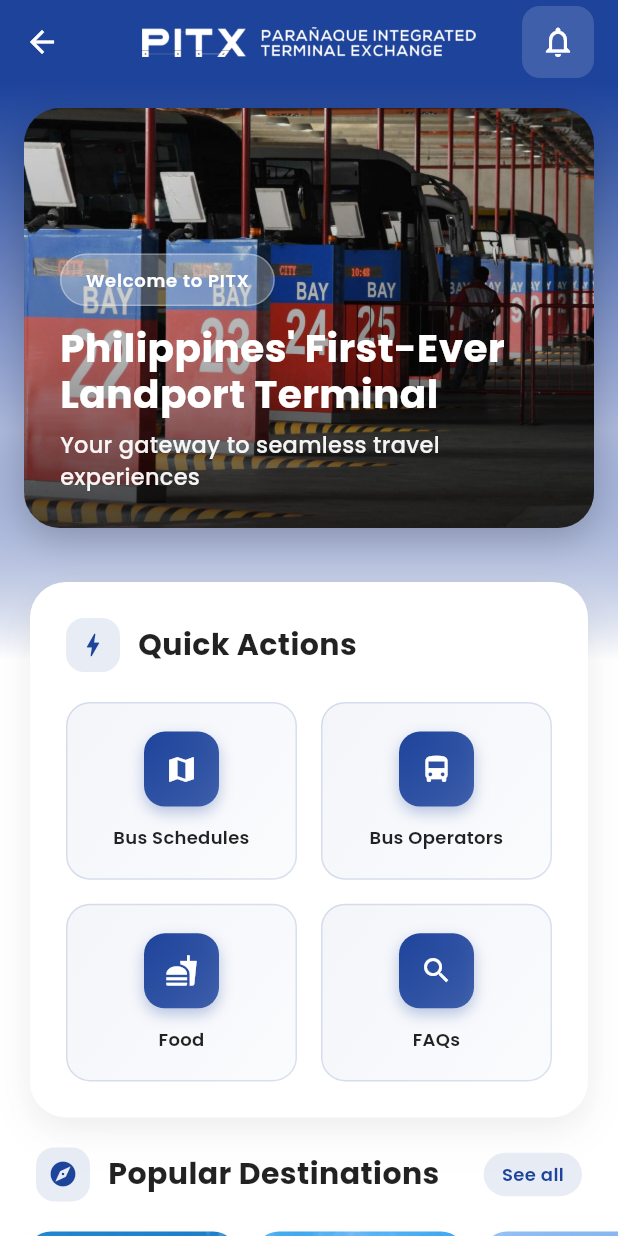
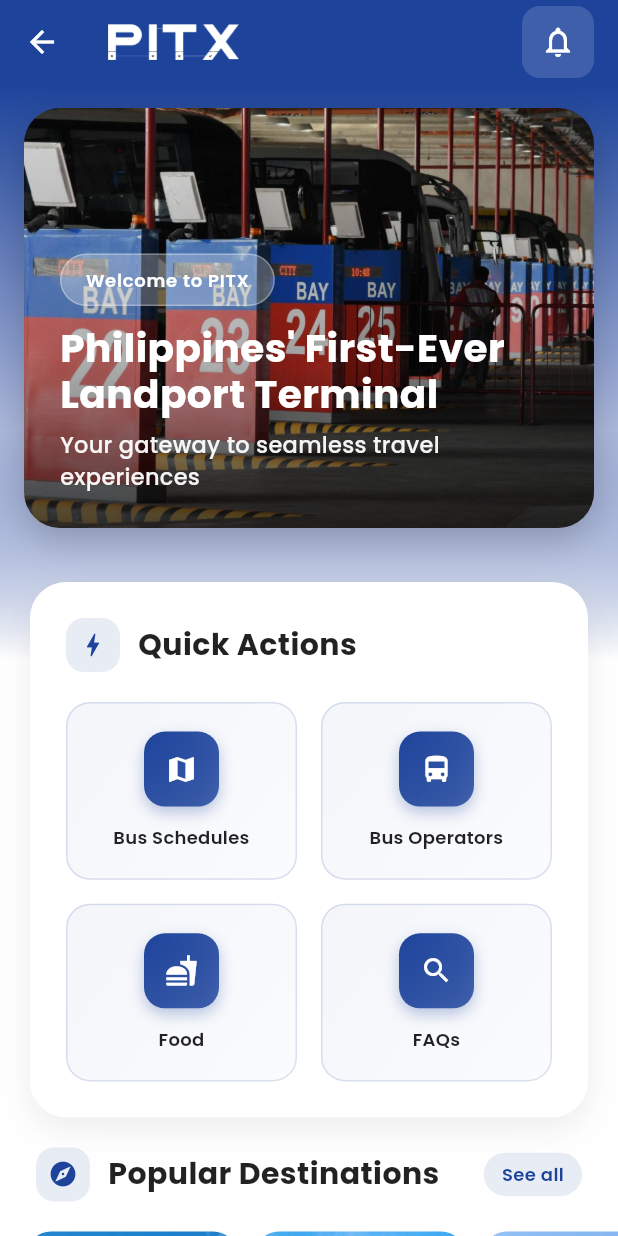
Before and after one commit to pitxitojt/pitx-app, a Flutter app: the Home screen opened directly, on a phone screen of 412 x 824 dp. Run offline on Flutter 3.47's test engine with Material 3 defaults, Android fonts, the phone set to English and light mode, and no system bars; our stand-ins replace google_fonts.

Commit message:
update logo navbar

```diff
--- a/lib/pages/Home.dart
+++ b/lib/pages/Home.dart
@@ -145,7 +145,7 @@ class _HomeState extends State<Home> {
     return Scaffold(
       appBar: AppBar(
         elevation: 0,
-        centerTitle: true,
+        centerTitle: false,
         iconTheme: IconThemeData(color: Colors.white),
         actions: [
           Container(
@@ -190,7 +190,11 @@ class _HomeState extends State<Home> {
           ),
         ],
         backgroundColor: Theme.of(context).colorScheme.primary,
-        title: Image.asset('assets/logo.png', fit: BoxFit.contain, height: 20),
+        title: Image.asset(
+          'assets/logo-short.png',
+          fit: BoxFit.contain,
+          height: 24,
+        ),
       ),
       body: Container(
         decoration: BoxDecoration(
```
Also changed, not shown: assets/logo-short.png (added).
